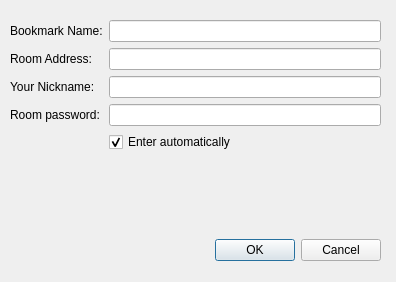
The window that Swift/QtUI/QtBookmarkDetailWindow.ui (swift/swift) describes before a commit, drawn with Qt 5.
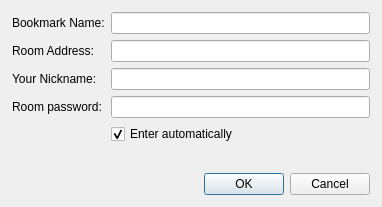
The same window after the commit.

Commit message:
Fix resizability behavior of 'Edit Bookmark'-Dialog.
The dialog is now only resizable in width and the line edit fields resize with
the dialog size without leaving awkward whitespace.

Test-Information:
Checked via running Swift and testing that the fields resize in width and the
dialog is fixed in height.

```diff
--- a/Swift/QtUI/QtBookmarkDetailWindow.ui
+++ b/Swift/QtUI/QtBookmarkDetailWindow.ui
@@ -6,8 +6,8 @@
    <rect>
     <x>0</x>
     <y>0</y>
-    <width>396</width>
-    <height>282</height>
+    <width>382</width>
+    <height>207</height>
    </rect>
   </property>
   <property name="sizePolicy">
@@ -22,18 +22,26 @@
   <property name="sizeGripEnabled">
    <bool>false</bool>
   </property>
-  <widget class="QWidget" name="layoutWidget">
-   <property name="geometry">
-    <rect>
-     <x>10</x>
-     <y>20</y>
-     <width>371</width>
-     <height>241</height>
-    </rect>
+  <layout class="QVBoxLayout" name="verticalLayout_2">
+   <property name="leftMargin">
+    <number>12</number>
    </property>
+   <property name="topMargin">
+    <number>12</number>
+   </property>
+   <property name="rightMargin">
+    <number>12</number>
+   </property>
+   <property name="bottomMargin">
+    <number>12</number>
+   </property>
+   <item>
    <layout class="QVBoxLayout" name="verticalLayout">
     <item>
      <layout class="QFormLayout" name="formLayout">
+       <property name="fieldGrowthPolicy">
+        <enum>QFormLayout::ExpandingFieldsGrow</enum>
+       </property>
       <item row="0" column="0">
        <widget class="QLabel" name="label">
         <property name="text">
@@ -110,7 +118,8 @@
      </widget>
     </item>
    </layout>
-  </widget>
+   </item>
+  </layout>
  </widget>
  <resources/>
  <connections>
```
Lines whose indentation alone changed are shown as unchanged. The commit also changes 1 other file.
